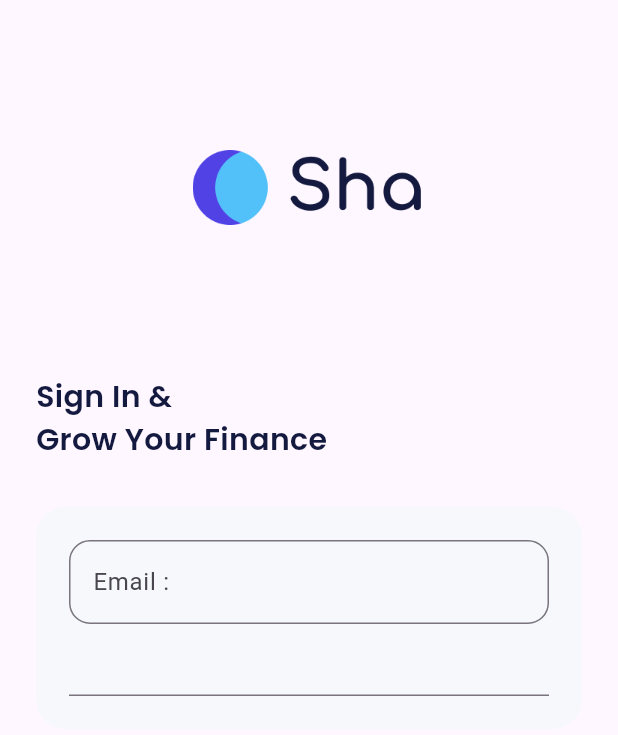
After one commit to faricandrevano/E-Wallet-Flutter, a Flutter app: the SignIn screen opened directly, on a phone screen of 412 x 824 dp. The commit adds this screen. Shown: the top 735 px of the screen. Run offline on Flutter 3.47's test engine with Material 3 defaults, Android fonts, the phone set to English and light mode, and no system bars; our stand-ins replace carousel_slider, google_fonts.

Commit message:
add sign in page

```diff
--- a/lib/ui/pages/onborading_page.dart
+++ b/lib/ui/pages/onborading_page.dart
@@ -1,5 +1,6 @@
 import 'package:carousel_slider/carousel_slider.dart';
 import 'package:dana/shared/theme.dart';
+import 'package:dana/ui/pages/sign_in_page.dart';
 import 'package:flutter/material.dart';
 
 class OnboardingPage extends StatefulWidget {
@@ -172,7 +173,14 @@ class _OnboardingPageState extends State<OnboardingPage> {
                         ),
                         const SizedBox(height: 14),
                         TextButton(
-                          onPressed: () {},
+                          onPressed: () {
+                            Navigator.push(
+                              context,
+                              MaterialPageRoute(
+                                builder: (context) => const SignIn(),
+                              ),
+                            );
+                          },
                           child: Text(
                             'Sign In',
                             style: greyTextStyle.copyWith(fontWeight: semiBold),
--- /dev/null
+++ b/lib/ui/pages/sign_in_page.dart
@@ -0,0 +1,60 @@
+import 'package:dana/shared/theme.dart';
+import 'package:flutter/material.dart';
+
+class SignIn extends StatelessWidget {
+  const SignIn({super.key});
+
+  @override
+  Widget build(BuildContext context) {
+    return Scaffold(
+      body: ListView(
+        padding: const EdgeInsets.symmetric(horizontal: 24),
+        children: [
+          Container(
+            width: 155,
+            height: 50,
+            margin: const EdgeInsets.only(top: 100, bottom: 100),
+            decoration: const BoxDecoration(
+              image: DecorationImage(
+                image: AssetImage('assets/img_logo_white.png'),
+              ),
+            ),
+          ),
+          Text(
+            'Sign In &\nGrow Your Finance',
+            style: blackTextStyle.copyWith(fontWeight: semiBold, fontSize: 20),
+          ),
+          const SizedBox(height: 30),
+          Container(
+            padding: const EdgeInsets.all(22),
+            decoration: BoxDecoration(
+              borderRadius: BorderRadius.circular(20),
+              color: lightBackgroundColor,
+            ),
+            child: Column(
+              children: [
+                Form(
+                  child: Column(
+                    children: [
+                      TextFormField(
+                        decoration: const InputDecoration(
+                          labelText: 'Email : ',
+                          border: OutlineInputBorder(
+                            borderRadius: BorderRadius.all(
+                              Radius.circular(14),
+                            ),
+                          ),
+                        ),
+                      ),
+                      TextFormField(),
+                    ],
+                  ),
+                )
+              ],
+            ),
+          )
+        ],
+      ),
+    );
+  }
+}
```
